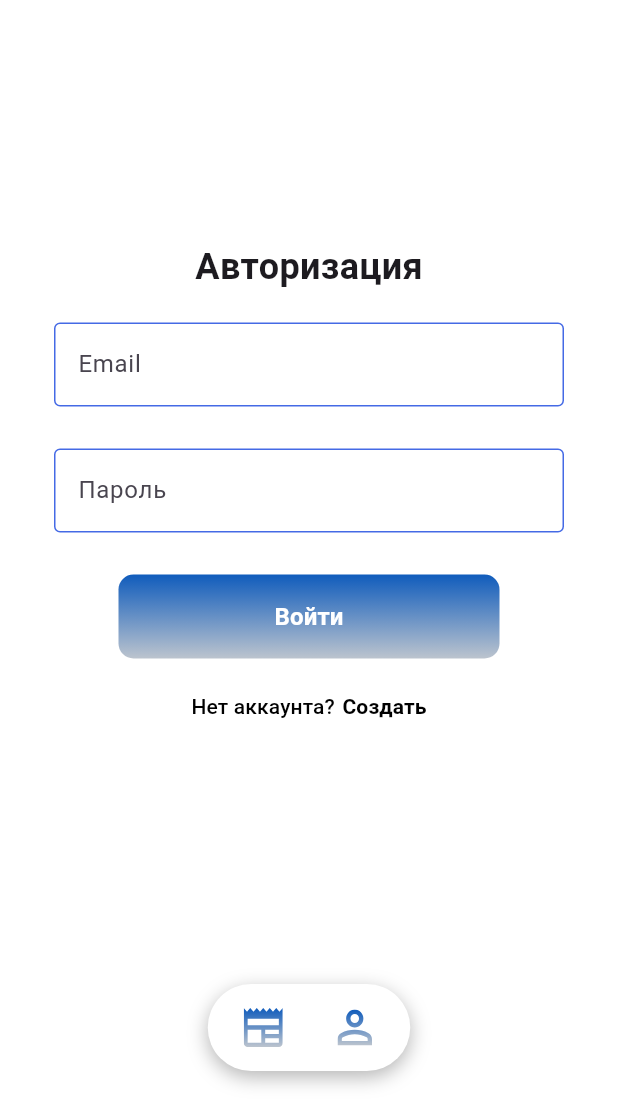
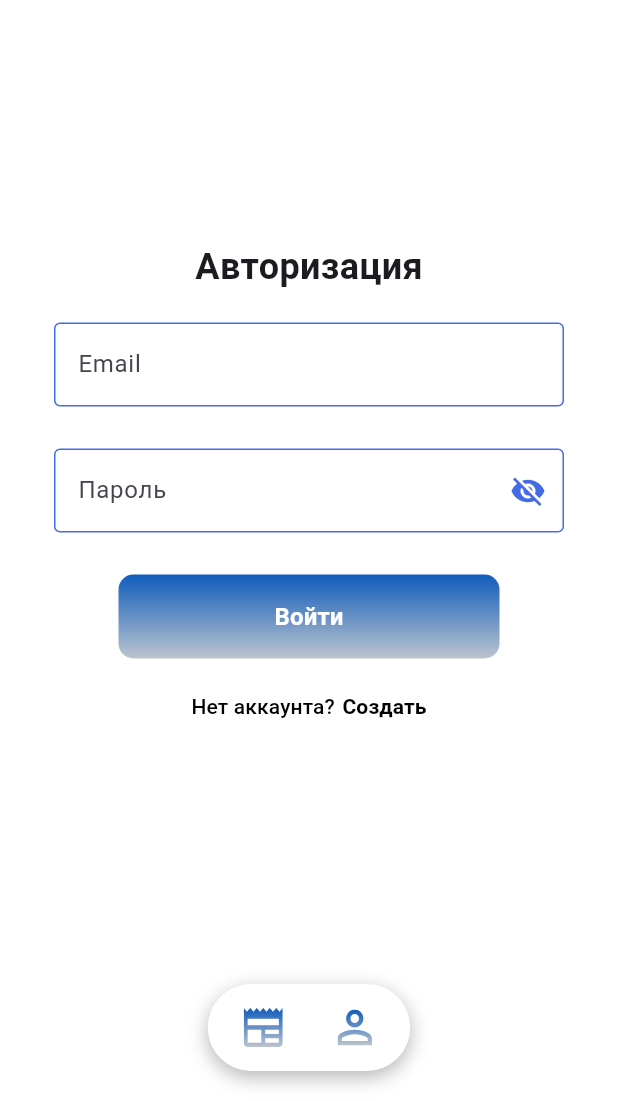
Before and after one commit to Dagnarys/NewsPortal, a Flutter app: the ScreenAuth screen opened directly, on a phone screen of 412 x 824 dp, the part 135-1236 px from its top. Run offline on Flutter 3.47's test engine with Material 3 defaults, Android fonts, the light colour scheme and no system bars; our stand-ins replace cloud_firestore, firebase_auth, firebase_core, firebase_storage, flutter_svg, google_fonts and 1 more; missing offline and left inert: ru_phone_formatter; accounts and stored records are empty.

Commit message:
added passw visible

```diff
--- a/news_portal/lib/screens/screen_auth.dart
+++ b/news_portal/lib/screens/screen_auth.dart
@@ -10,13 +10,21 @@
 import 'package:news_portal/screens/screen_regisrty.dart';
 import 'package:provider/provider.dart';
 
-class ScreenAuth extends StatelessWidget {
+class ScreenAuth extends StatefulWidget {
+  const ScreenAuth({super.key});
+
+  @override
+  State<ScreenAuth> createState() => _ScreenAuthState();
+}
+
+class _ScreenAuthState extends State<ScreenAuth> {
   final TextEditingController _emailController = TextEditingController();
+
   final TextEditingController _passwordController = TextEditingController();
 
   final UserRepository _userRepository =
-      UserRepository(); // Экземпляр репозитория
-
+      UserRepository();
+ // Экземпляр репозитория
   Future<void> _signIn(BuildContext context) async {
     final userProvider = Provider.of<UserProvider>(context, listen: false);
 
@@ -44,6 +52,8 @@
       );
     }
   }
+
+  bool _isPasswordVisible = false;
 
   @override
   Widget build(BuildContext context) {
@@ -90,8 +100,17 @@
                         Expanded(child: Container()),
                         TextField(
                           controller: _passwordController,
-                          obscureText: true,
+                          obscureText: !_isPasswordVisible,
                           decoration: InputDecoration(
+                            suffixIcon: IconButton(
+                              onPressed: (){
+                              setState((){
+                                _isPasswordVisible=!_isPasswordVisible;
+                                });
+                              },
+                            icon:  Icon(
+                            _isPasswordVisible ? Icons.visibility : Icons.visibility_off,
+                            color: AppColors.primaryColor,),),
                             labelText: 'Пароль',
                               border: OutlineInputBorder(
                                 borderSide: BorderSide(width:1, color:  AppColors.primaryColor,style: BorderStyle.solid)
```
